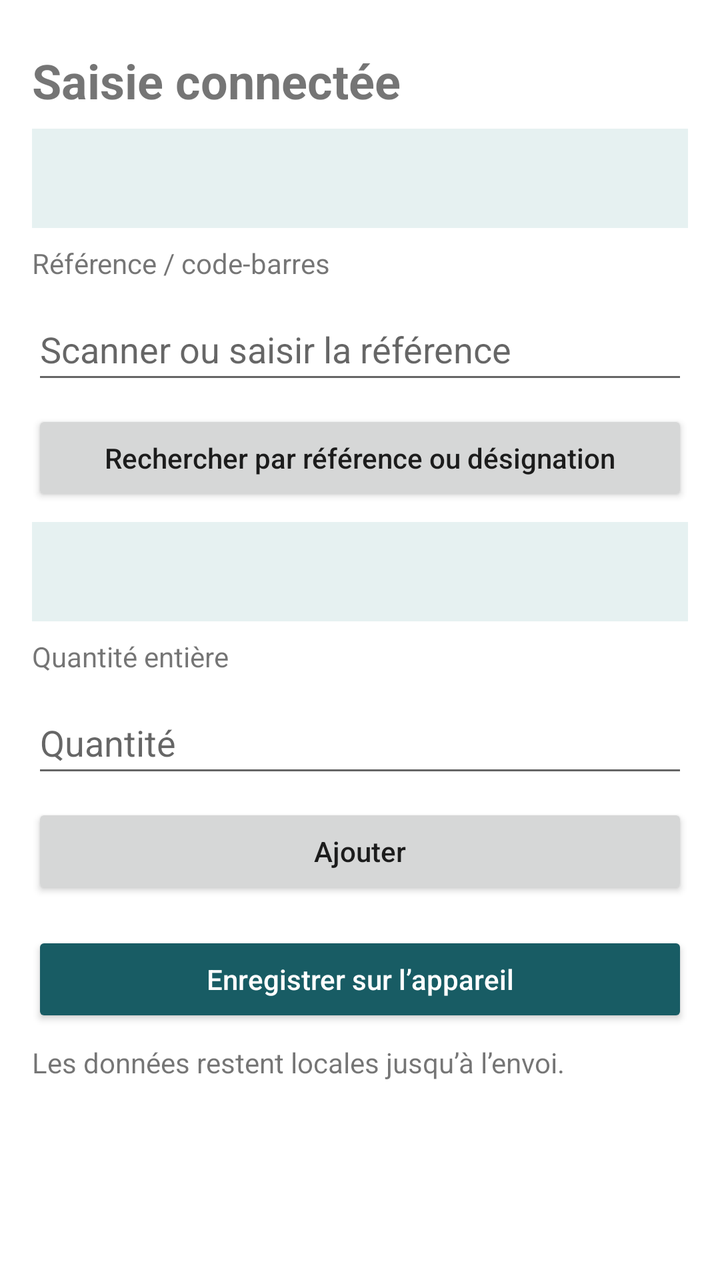
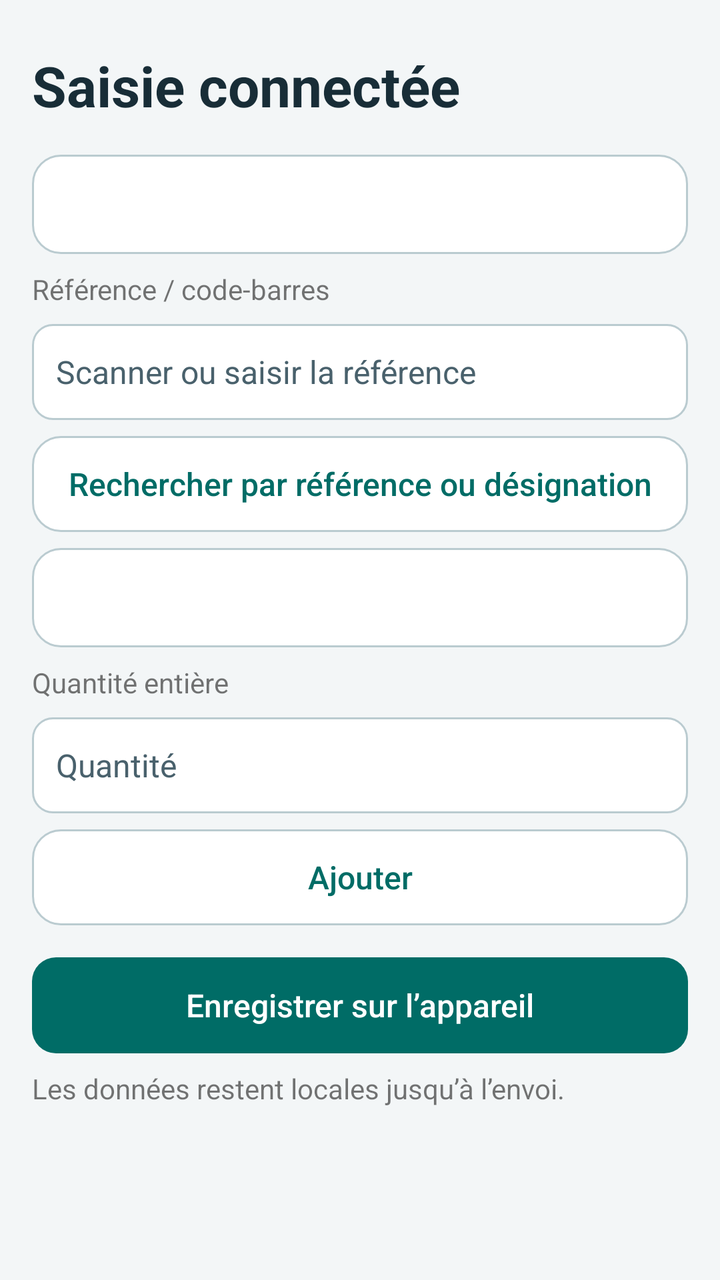

The first picture is an Android layout as it rendered before a commit; the second is the same layout after the commit. The layout source and the unified diff follow.
<!-- AndroidManifest.xml: application theme AppTheme -->
<!-- res/layout/fragment_articles.xml -->
<ScrollView
    xmlns:android="http://schemas.android.com/apk/res/android"
    android:layout_width="match_parent"
    android:layout_height="match_parent"
    android:background="@android:color/white">
    <LinearLayout
        android:padding="16dp"
        android:layout_width="match_parent"
        android:layout_height="wrap_content"
        android:orientation="vertical">
        <include layout="@layout/article_form" />
    </LinearLayout>
</ScrollView>
<!-- res/layout/article_form.xml (included above) -->
<LinearLayout xmlns:android="http://schemas.android.com/apk/res/android"
    android:id="@+id/article_form"
    android:layout_width="match_parent"
    android:layout_height="wrap_content"
    android:orientation="vertical">
    <TextView
        android:id="@+id/article_title"
        android:layout_width="match_parent"
        android:layout_height="wrap_content"
        android:layout_marginTop="8dp"
        android:text="@string/article_title"
        android:textStyle="bold"
        android:textSize="24sp" />
    <TextView
        android:id="@+id/draft_heading"
        android:layout_width="match_parent"
        android:layout_height="wrap_content"
        android:layout_marginTop="8dp"
        android:background="@color/header_surface"
        android:padding="14dp"
        android:textSize="16sp" />
    <TextView
        android:id="@+id/reference_label"
        android:layout_width="match_parent"
        android:layout_height="wrap_content"
        android:layout_marginTop="8dp"
        android:text="@string/reference_label" />
    <EditText
        android:id="@+id/reference"
        android:layout_width="match_parent"
        android:layout_height="wrap_content"
        android:layout_marginTop="8dp"
        android:hint="@string/reference"
        android:minHeight="48dp"
        android:inputType="text"
        android:singleLine="true" />
    <Button
        android:id="@+id/search_articles"
        android:layout_width="match_parent"
        android:layout_height="wrap_content"
        android:layout_marginTop="8dp"
        android:text="@string/search_articles"
        android:minHeight="48dp"
        android:textAllCaps="false" />
    <TextView
        android:id="@+id/article_details"
        android:layout_width="match_parent"
        android:layout_height="wrap_content"
        android:layout_marginTop="8dp"
        android:background="@color/header_surface"
        android:padding="14dp"
        android:textSize="16sp" />
    <TextView
        android:id="@+id/quantity_label"
        android:layout_width="match_parent"
        android:layout_height="wrap_content"
        android:layout_marginTop="8dp"
        android:text="@string/quantity_label" />
    <EditText
        android:id="@+id/quantity"
        android:layout_width="match_parent"
        android:layout_height="wrap_content"
        android:layout_marginTop="8dp"
        android:hint="@string/quantity"
        android:minHeight="48dp"
        android:inputType="number"
        android:singleLine="true" />
    <Button
        android:id="@+id/add_line"
        android:layout_width="match_parent"
        android:layout_height="wrap_content"
        android:layout_marginTop="8dp"
        android:text="@string/add_line"
        android:minHeight="48dp"
        android:textAllCaps="false" />
    <LinearLayout
        android:id="@+id/lines"
        android:layout_width="match_parent"
        android:layout_height="wrap_content"
        android:layout_marginTop="8dp"
        android:orientation="vertical" />
    <Button
        android:id="@+id/save_list"
        android:layout_width="match_parent"
        android:layout_height="wrap_content"
        android:layout_marginTop="8dp"
        android:text="@string/save_list"
        android:minHeight="48dp"
        android:textAllCaps="false"
        android:backgroundTint="@color/accent"
        android:textColor="@android:color/white" />
    <TextView
        android:id="@+id/stock_note"
        android:layout_width="match_parent"
        android:layout_height="wrap_content"
        android:layout_marginTop="8dp"
        android:text="@string/stock_note" />
</LinearLayout>
<!-- resources referenced by this layout -->
<resources>
  <color name="accent">#185C64</color>
  <color name="header_surface">#E6F1F1</color>
  <style name="AppTheme" parent="android:style/Theme.Material.Light.NoActionBar">
          <item name="android:colorAccent">@color/accent</item>
          <item name="android:windowBackground">@android:color/white</item>
      </style>
  <!-- unchanged entries left out for length: 9 -->
</resources>

<!-- the commit's change to res/layout/fragment_articles.xml (unified diff, before → after) -->
@@ -2,7 +2,7 @@
     xmlns:android="http://schemas.android.com/apk/res/android"
     android:layout_width="match_parent"
     android:layout_height="match_parent"
-    android:background="@android:color/white">
+    android:background="@color/canvas">
     <LinearLayout
         android:padding="16dp"
         android:layout_width="match_parent"
@@ -18,19 +18,18 @@
     android:layout_height="wrap_content"
     android:orientation="vertical">
     <TextView
+        style="@style/ScreenTitle"
         android:id="@+id/article_title"
         android:layout_width="match_parent"
         android:layout_height="wrap_content"
         android:layout_marginTop="8dp"
-        android:text="@string/article_title"
-        android:textStyle="bold"
-        android:textSize="24sp" />
+        android:text="@string/article_title" />
     <TextView
         android:id="@+id/draft_heading"
         android:layout_width="match_parent"
         android:layout_height="wrap_content"
         android:layout_marginTop="8dp"
-        android:background="@color/header_surface"
+        android:background="@drawable/surface_card"
         android:padding="14dp"
         android:textSize="16sp" />
     <TextView
@@ -61,7 +60,7 @@
         android:layout_width="match_parent"
         android:layout_height="wrap_content"
         android:layout_marginTop="8dp"
-        android:background="@color/header_surface"
+        android:background="@drawable/surface_card"
         android:padding="14dp"
         android:textSize="16sp" />
     <TextView
@@ -94,15 +93,14 @@
         android:layout_marginTop="8dp"
         android:orientation="vertical" />
     <Button
+        style="@style/StockPrimary"
         android:id="@+id/save_list"
         android:layout_width="match_parent"
         android:layout_height="wrap_content"
         android:layout_marginTop="8dp"
         android:text="@string/save_list"
         android:minHeight="48dp"
-        android:textAllCaps="false"
-        android:backgroundTint="@color/accent"
-        android:textColor="@android:color/white" />
+        android:textAllCaps="false" />
     <TextView
         android:id="@+id/stock_note"
         android:layout_width="match_parent"
<!-- resource entries referenced after the edit -->
@@ -1,11 +1,122 @@
 <!-- resources referenced by this layout -->
 <resources>
-  <color name="accent">#185C64</color>
-  <color name="header_surface">#E6F1F1</color>
+  <color name="canvas">#F3F6F7</color>
+  <!-- drawable surface_card (drawable) -->
+  <shape xmlns:android="http://schemas.android.com/apk/res/android">
+      <solid android:color="@android:color/white" />
+      <corners android:radius="14dp" />
+      <stroke android:width="1dp" android:color="@color/outline" />
+  </shape>
+  <style name="ScreenTitle">
+          <item name="android:textSize">28sp</item>
+          <item name="android:textColor">@color/ink</item>
+          <item name="android:textStyle">bold</item>
+          <item name="android:layout_marginBottom">8dp</item>
+      </style>
+  <style name="StockPrimary" parent="StockButton">
+          <item name="android:background">@drawable/action_primary</item>
+          <item name="android:textColor">@color/action_primary</item>
+      </style>
+  <color name="accent">#006C66</color>
+  <style name="StockInput" parent="android:style/Widget.Material.EditText">
+          <item name="android:background">@drawable/login_field</item>
+          <item name="android:backgroundTint">@null</item>
+          <item name="android:textColor">@color/ink</item>
+          <item name="android:textColorHint">@color/muted</item>
+          <item name="android:padding">12dp</item>
+          <item name="android:minHeight">50dp</item>
+          <item name="android:textSize">16sp</item>
+      </style>
+  <color name="muted">#49616C</color>
+  <color name="header_surface">#143541</color>
+  <!-- drawable action_secondary (drawable) -->
+  <ripple xmlns:android="http://schemas.android.com/apk/res/android" android:color="?android:attr/colorControlHighlight">
+      <item>
+          <selector>
+              <item android:state_enabled="false" android:drawable="@drawable/disabled_fill" />
+              <item android:state_focused="true" android:drawable="@drawable/action_focus_secondary" />
+              <item android:drawable="@drawable/surface_card" />
+          </selector>
+      </item>
+  </ripple>
+  <!-- drawable disabled_fill (drawable) -->
+  <shape xmlns:android="http://schemas.android.com/apk/res/android">
+      <solid android:color="@color/disabled_surface" />
+      <corners android:radius="12dp" />
+  </shape>
+  <!-- drawable action_focus_primary (drawable) -->
+  <shape xmlns:android="http://schemas.android.com/apk/res/android">
+      <solid android:color="@color/accent" />
+      <corners android:radius="12dp" />
+      <stroke android:width="2dp" android:color="@color/ink" />
+  </shape>
+  <!-- drawable accent_fill (drawable) -->
+  <shape xmlns:android="http://schemas.android.com/apk/res/android">
+      <solid android:color="@color/accent" />
+      <corners android:radius="12dp" />
+  </shape>
+  <!-- drawable login_field (drawable) -->
+  <selector xmlns:android="http://schemas.android.com/apk/res/android">
+      <item android:state_focused="true">
+          <shape>
+              <solid android:color="@android:color/white" />
+              <stroke android:width="2dp" android:color="@color/accent" />
+              <corners android:radius="10dp" />
+          </shape>
+      </item>
+      <item>
+          <shape>
+              <solid android:color="@android:color/white" />
+              <stroke android:width="1dp" android:color="@color/outline" />
+              <corners android:radius="10dp" />
+          </shape>
+      </item>
+  </selector>
+  <!-- drawable action_focus_secondary (drawable) -->
+  <shape xmlns:android="http://schemas.android.com/apk/res/android">
+      <solid android:color="@color/soft" />
+      <corners android:radius="12dp" />
+      <stroke android:width="2dp" android:color="@color/ink" />
+  </shape>
+  <color name="disabled_surface">#E0E7E9</color>
+  <color name="soft">#E1F4EF</color>
   <style name="AppTheme" parent="android:style/Theme.Material.Light.NoActionBar">
           <item name="android:colorAccent">@color/accent</item>
-          <item name="android:windowBackground">@android:color/white</item>
+          <item name="android:windowBackground">@color/canvas</item>
+          <item name="android:buttonStyle">@style/StockButton</item>
+          <item name="android:editTextStyle">@style/StockInput</item>
+          <item name="android:textColorPrimary">@color/ink</item>
+          <item name="android:textColorSecondary">@color/muted</item>
+          <item name="android:statusBarColor">@color/header_surface</item>
+          <item name="android:navigationBarColor">@color/header_surface</item>
       </style>
+  <color name="outline">#BACBD0</color>
+  <color name="ink">#182D37</color>
+  <style name="StockButton" parent="android:style/Widget.Material.Button">
+          <item name="android:background">@drawable/action_secondary</item>
+          <item name="android:backgroundTint">@null</item>
+          <item name="android:stateListAnimator">@null</item>
+          <item name="android:textColor">@color/action_secondary</item>
+          <item name="android:textAllCaps">false</item>
+          <item name="android:letterSpacing">0</item>
+          <item name="android:fontFamily">sans-serif-medium</item>
+          <item name="android:textSize">16sp</item>
+          <item name="android:minHeight">50dp</item>
+          <item name="android:paddingStart">16dp</item>
+          <item name="android:paddingEnd">16dp</item>
+          <item name="android:paddingTop">10dp</item>
+          <item name="android:paddingBottom">10dp</item>
+      </style>
+  <!-- drawable action_primary (drawable) -->
+  <ripple xmlns:android="http://schemas.android.com/apk/res/android" android:color="?android:attr/colorControlHighlight">
+      <item>
+          <selector>
+              <item android:state_enabled="false" android:drawable="@drawable/disabled_fill" />
+              <item android:state_focused="true" android:drawable="@drawable/action_focus_primary" />
+              <item android:drawable="@drawable/accent_fill" />
+          </selector>
+      </item>
+  </ripple>
   <!-- unchanged entries left out for length: 9 -->
 </resources>
 
